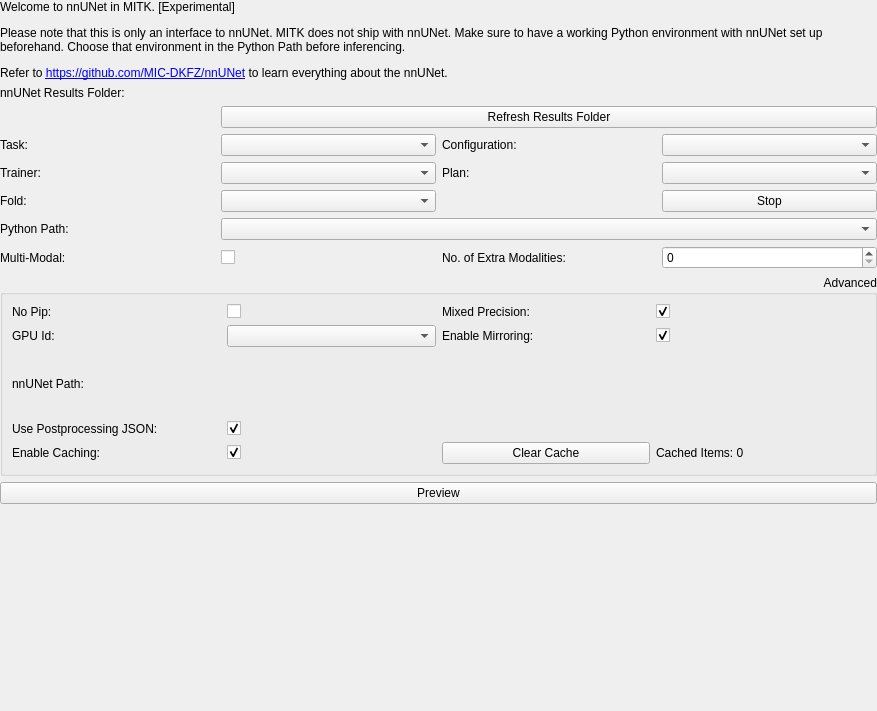
The window that Modules/SegmentationUI/Qmitk/QmitknnUNetToolGUIControls.ui (khangthk/MITK) describes before a commit, drawn with Qt 5.
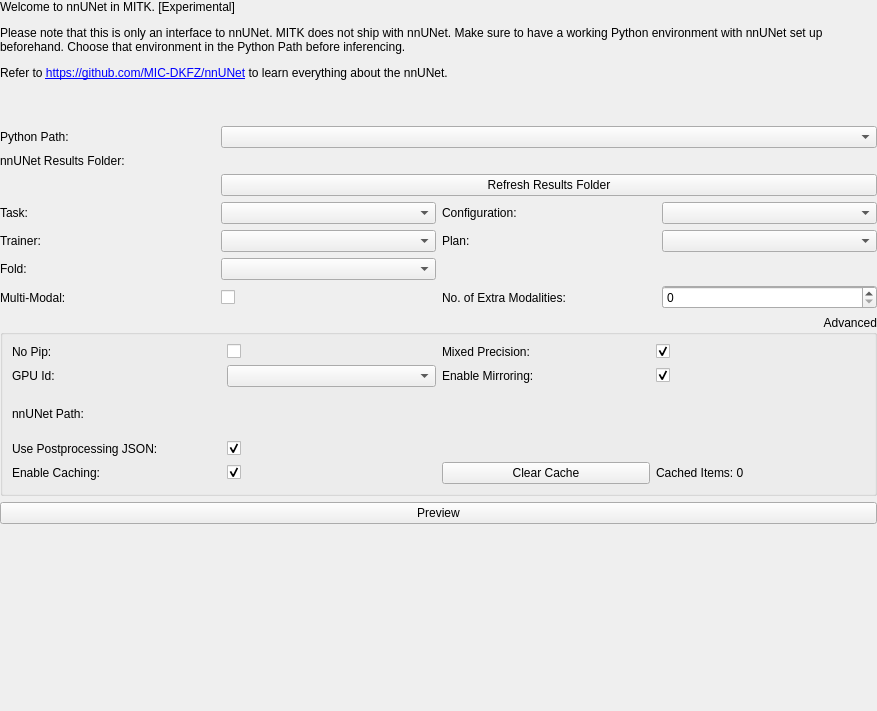
The same window after the commit. Custom widgets are drawn as their Qt base class.

Commit message: Python env selection is now paramount for the working of the nnUNet GUI.

Patch:
```diff
--- a/Modules/SegmentationUI/Qmitk/QmitknnUNetToolGUIControls.ui
+++ b/Modules/SegmentationUI/Qmitk/QmitknnUNetToolGUIControls.ui
@@ -46,20 +46,20 @@
    </property>
    <item>
     <layout class="QGridLayout" name="advancedSettingsLayout">
-     <item row="4" column="3">
+     <item row="5" column="3">
       <widget class="ctkComboBox" name="plannerBox"/>
      </item>
-     <item row="4" column="1">
+     <item row="5" column="1">
       <widget class="ctkComboBox" name="trainerBox"/>
      </item>
-     <item row="2" column="1" colspan="3">
+     <item row="3" column="1" colspan="3">
       <widget class="QPushButton" name="refreshdirectoryBox">
        <property name="text">
         <string>Refresh Results Folder</string>
        </property>
       </widget>
      </item>
-     <item row="6" column="0">
+     <item row="1" column="0">
       <widget class="QLabel" name="pythonEnvLabel">
        <property name="sizePolicy">
         <sizepolicy hsizetype="Preferred" vsizetype="Preferred">
@@ -72,7 +72,7 @@
        </property>
       </widget>
      </item>
-     <item row="4" column="2">
+     <item row="5" column="2">
       <widget class="QLabel" name="plannerLabel">
        <property name="sizePolicy">
         <sizepolicy hsizetype="Preferred" vsizetype="Preferred">
@@ -85,7 +85,7 @@
        </property>
       </widget>
      </item>
-     <item row="4" column="0">
+     <item row="5" column="0">
       <widget class="QLabel" name="trainerLabel">
        <property name="sizePolicy">
         <sizepolicy hsizetype="Preferred" vsizetype="Preferred">
@@ -98,7 +98,7 @@
        </property>
       </widget>
      </item>
-     <item row="1" column="0">
+     <item row="2" column="0">
       <widget class="QLabel" name="pretraineddirLabel">
        <property name="sizePolicy">
         <sizepolicy hsizetype="Preferred" vsizetype="Preferred">
@@ -111,10 +111,10 @@
        </property>
       </widget>
      </item>
-     <item row="3" column="1">
+     <item row="4" column="1">
       <widget class="ctkComboBox" name="taskBox"/>
      </item>
-     <item row="5" column="3">
+     <item row="7" column="3">
       <widget class="QPushButton" name="stopButton">
        <property name="text">
         <string>Stop</string>
@@ -146,7 +146,7 @@
         </sizepolicy>
        </property>
        <property name="text">
-        <string>&lt;html&gt;&lt;head/&gt;&lt;body&gt;&lt;p&gt;Welcome to nnUNet in MITK. [Experimental]&lt;/p&gt;&lt;p&gt;Please note that this is only an interface to nnUNet. MITK does not ship with nnUNet. Make sure to have a working Python environment with nnUNet set up beforehand. Choose that environment in the Python Path before inferencing.&lt;/p&gt;&lt;p&gt;Refer to &lt;a href=&quot;https://github.com/MIC-DKFZ/nnUNet&quot;&gt;&lt;span style=&quot; text-decoration: underline; color:#0000ff;&quot;&gt;https://github.com/MIC-DKFZ/nnUNet&lt;/span&gt;&lt;/a&gt; to learn everything about the nnUNet.&lt;/p&gt;&lt;/body&gt;&lt;/html&gt;</string>
+        <string>&lt;html&gt;&lt;head/&gt;&lt;body&gt;&lt;p&gt;Welcome to nnUNet in MITK. [Experimental]&lt;/p&gt;&lt;p&gt;Please note that this is only an interface to nnUNet. MITK does not ship with nnUNet. Make sure to have a working Python environment with nnUNet set up beforehand. Choose that environment in the Python Path before inferencing.&lt;/p&gt;&lt;p&gt;Refer to &lt;a href=&quot;https://github.com/MIC-DKFZ/nnUNet&quot;&gt;&lt;span style=&quot; text-decoration: underline; color:#0000ff;&quot;&gt;https://github.com/MIC-DKFZ/nnUNet&lt;/span&gt;&lt;/a&gt; to learn everything about the nnUNet.&lt;/p&gt;&lt;p&gt;&lt;br/&gt;&lt;/p&gt;&lt;/body&gt;&lt;/html&gt;</string>
        </property>
        <property name="textFormat">
         <enum>Qt::RichText</enum>
@@ -156,20 +156,20 @@
        </property>
       </widget>
      </item>
-     <item row="1" column="1" colspan="3">
+     <item row="2" column="1" colspan="3">
       <widget class="ctkDirectoryButton" name="modeldirectoryBox" native="true"/>
      </item>
-     <item row="3" column="2">
+     <item row="4" column="2">
       <widget class="QLabel" name="modelLabel">
        <property name="text">
         <string>Configuration:</string>
        </property>
       </widget>
      </item>
-     <item row="3" column="3">
+     <item row="4" column="3">
       <widget class="ctkComboBox" name="modelBox"/>
      </item>
-     <item row="3" column="0">
+     <item row="4" column="0">
       <widget class="QLabel" name="taskLabel">
        <property name="sizePolicy">
         <sizepolicy hsizetype="Preferred" vsizetype="Preferred">
@@ -182,7 +182,7 @@
        </property>
       </widget>
      </item>
-     <item row="5" column="1">
+     <item row="6" column="1">
       <widget class="ctkCheckableComboBox" name="foldBox"/>
      </item>
      <item row="7" column="2">
@@ -198,14 +198,14 @@
        </property>
       </widget>
      </item>
-     <item row="5" column="0">
+     <item row="6" column="0">
       <widget class="QLabel" name="foldLabel">
        <property name="text">
         <string>Fold:</string>
        </property>
       </widget>
      </item>
-     <item row="6" column="1" colspan="3">
+     <item row="1" column="1" colspan="3">
       <widget class="ctkComboBox" name="pythonEnvComboBox"/>
      </item>
      <item row="7" column="3">
```
The commit also changes 3 other files.
